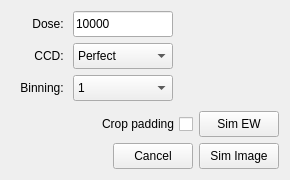
Qt form frames/temframe.ui (JJPPeters/clTEM) before a commit.
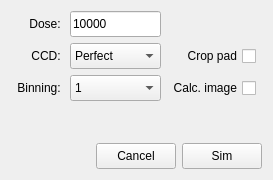
The same form after that commit.

Commit message: Added basic implementation for CTEM simulations  - added ctem simulation without dose/CCD etc  - image simulation can be toggled via a checkbox  - Aberrations appear to be incorrect...

The edit to the form file:
```diff
--- a/frames/temframe.ui
+++ b/frames/temframe.ui
@@ -6,14 +6,17 @@
    <rect>
     <x>0</x>
     <y>0</y>
-    <width>290</width>
+    <width>273</width>
     <height>180</height>
    </rect>
   </property>
   <property name="windowTitle">
    <string>Form</string>
   </property>
-  <layout class="QGridLayout" name="gridLayout" rowstretch="1,1,1,0,1,1" columnminimumwidth="0,50,100,100">
+  <property name="layoutDirection">
+   <enum>Qt::LeftToRight</enum>
+  </property>
+  <layout class="QGridLayout" name="gridLayout" rowstretch="1,0,0,0,0,0,0">
    <item row="0" column="1">
     <widget class="QLabel" name="label_3">
      <property name="text">
@@ -138,7 +141,7 @@
      </property>
     </widget>
    </item>
-   <item row="3" column="2">
+   <item row="4" column="2">
     <spacer name="vSpacer">
      <property name="orientation">
       <enum>Qt::Vertical</enum>
@@ -170,9 +173,42 @@
      </property>
     </spacer>
    </item>
-   <item row="5" column="0" colspan="4">
+   <item row="1" column="3">
+    <widget class="QCheckBox" name="chkCrop">
+     <property name="layoutDirection">
+      <enum>Qt::RightToLeft</enum>
+     </property>
+     <property name="text">
+      <string>Crop pad</string>
+     </property>
+    </widget>
+   </item>
+   <item row="2" column="3">
+    <widget class="QCheckBox" name="chkSimImage">
+     <property name="layoutDirection">
+      <enum>Qt::RightToLeft</enum>
+     </property>
+     <property name="text">
+      <string>Calc. image</string>
+     </property>
+    </widget>
+   </item>
+   <item row="1" column="4">
+    <spacer name="horizontalSpacer_2">
+     <property name="orientation">
+      <enum>Qt::Horizontal</enum>
+     </property>
+     <property name="sizeHint" stdset="0">
+      <size>
+       <width>0</width>
+       <height>20</height>
+      </size>
+     </property>
+    </spacer>
+   </item>
+   <item row="6" column="0" colspan="5">
     <layout class="QGridLayout" name="gridLayout_2">
-     <item row="1" column="2">
+     <item row="0" column="2">
       <widget class="QPushButton" name="btnSim">
        <property name="sizePolicy">
         <sizepolicy hsizetype="Minimum" vsizetype="Fixed">
@@ -192,12 +228,15 @@
          <height>16777215</height>
         </size>
        </property>
+       <property name="layoutDirection">
+        <enum>Qt::LeftToRight</enum>
+       </property>
        <property name="text">
-        <string>Sim Image</string>
+        <string>Sim</string>
        </property>
       </widget>
      </item>
-     <item row="1" column="1">
+     <item row="0" column="1">
       <widget class="QPushButton" name="btnCancel">
        <property name="sizePolicy">
         <sizepolicy hsizetype="Minimum" vsizetype="Fixed">
@@ -222,26 +261,7 @@
        </property>
       </widget>
      </item>
-     <item row="0" column="2">
-      <widget class="QPushButton" name="btnExitWave">
-       <property name="sizePolicy">
-        <sizepolicy hsizetype="Minimum" vsizetype="Fixed">
-         <horstretch>0</horstretch>
-         <verstretch>0</verstretch>
-        </sizepolicy>
-       </property>
-       <property name="minimumSize">
-        <size>
-         <width>0</width>
-         <height>26</height>
-        </size>
-       </property>
-       <property name="text">
-        <string>Sim EW</string>
-       </property>
-      </widget>
-     </item>
-     <item row="1" column="0">
+     <item row="0" column="0">
       <spacer name="horizontalSpacer">
        <property name="orientation">
         <enum>Qt::Horizontal</enum>
@@ -254,16 +274,6 @@
        </property>
       </spacer>
      </item>
-     <item row="0" column="0" colspan="2">
-      <widget class="QCheckBox" name="chkCrop">
-       <property name="layoutDirection">
-        <enum>Qt::RightToLeft</enum>
-       </property>
-       <property name="text">
-        <string>Crop padding</string>
-       </property>
-      </widget>
-     </item>
     </layout>
    </item>
   </layout>
```
The commit also changes 9 other files.
